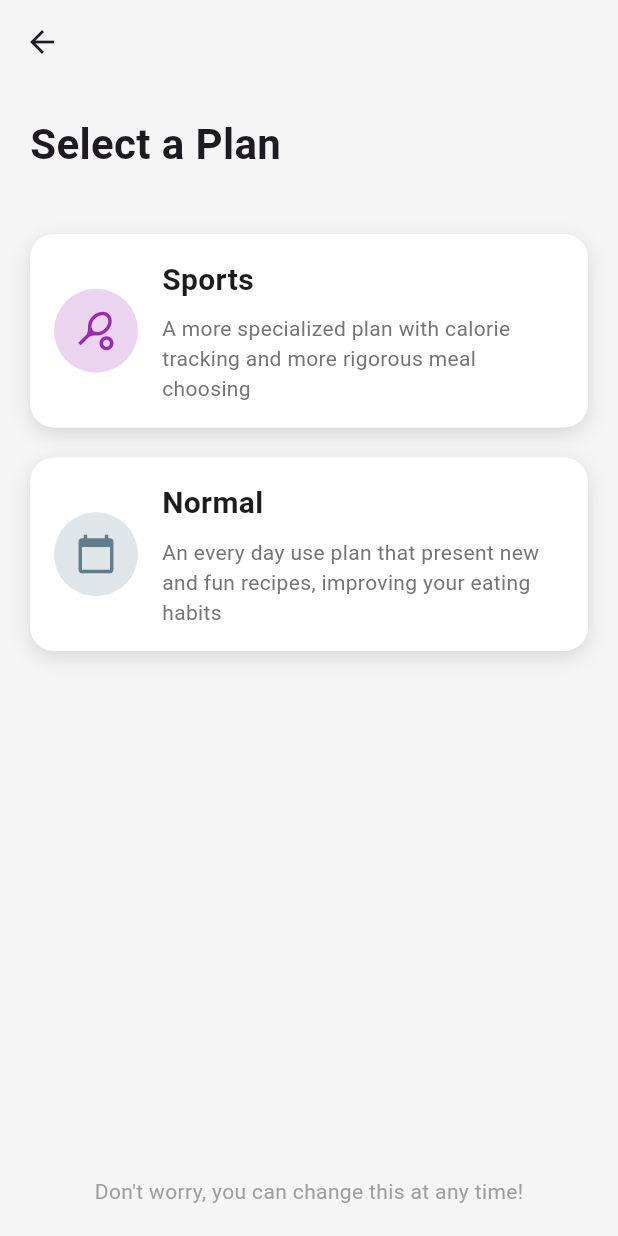
After one commit to DeKxus/ZipRecipes, a Flutter app: the SelectPlan screen opened directly, on a phone screen of 412 x 824 dp. The commit adds this screen. Run offline on Flutter 3.47's test engine with Material 3 defaults, Android fonts, the light colour scheme and no system bars; our stand-ins replace cloud_firestore, curved_navigation_bar, firebase_auth, firebase_core; accounts and stored records are empty; network calls fail.

Commit message:
16/11/2024 - select plan

```diff
--- a/zip_recipes_app/lib/auth/regist.dart
+++ b/zip_recipes_app/lib/auth/regist.dart
@@ -2,6 +2,7 @@ import 'package:flutter/material.dart';
 import 'package:firebase_auth/firebase_auth.dart';
 import 'package:cloud_firestore/cloud_firestore.dart';
 import 'package:zip_recipes_app/auth/login.dart';
+import 'package:zip_recipes_app/home/select_plan.dart';
 import 'package:zip_recipes_app/widgets/custom_pill_button.dart';
 import 'package:zip_recipes_app/widgets/custom_text_field.dart';
 
@@ -37,6 +38,11 @@ class _RegistPageState extends State<RegistPage> {
             _firstNameController.text.trim(),
             _lastNameController.text.trim(),
             _emailController.text.trim(),
+          );
+
+          Navigator.push(
+              context,
+              MaterialPageRoute(builder: (context) => const SelectPlan())
           );
         }
       } catch (e) {
--- a/zip_recipes_app/lib/home/favorites.dart
+++ b/zip_recipes_app/lib/home/favorites.dart
@@ -1,6 +1,4 @@
-import 'package:flutter/cupertino.dart';
 import 'package:flutter/material.dart';
-import 'package:flutter/widgets.dart';
 import 'package:zip_recipes_app/widgets/custom_favorite_element.dart';
 
 class FavoritesPage extends StatefulWidget {
@@ -18,7 +16,7 @@ class _FavoritesPageState extends State<FavoritesPage> {
     };
   });
   List<Map<String, String>> _filteredRecipes = [];
-  TextEditingController _searchController = TextEditingController();
+  final TextEditingController _searchController = TextEditingController();
 
   @override
   void initState() {
@@ -50,10 +48,10 @@ class _FavoritesPageState extends State<FavoritesPage> {
       body: Column(
         children: [
           // Page Title
-          Align(
+          const Align(
             alignment: Alignment.centerLeft,
             child: Padding(
-              padding: const EdgeInsets.only(left: 20.0, top: 50.0),
+              padding: EdgeInsets.only(left: 20.0, top: 50.0),
               child: Text(
                 'Favorite Recipes',
                 style: TextStyle(
@@ -72,7 +70,7 @@ class _FavoritesPageState extends State<FavoritesPage> {
               controller: _searchController,
               decoration: InputDecoration(
                 hintText: 'Search favorite recipes...',
-                prefixIcon: Icon(Icons.search),
+                prefixIcon: const Icon(Icons.search),
                 border: OutlineInputBorder(
                   borderRadius: BorderRadius.circular(8.0),
                   borderSide: BorderSide.none,
@@ -86,7 +84,7 @@ class _FavoritesPageState extends State<FavoritesPage> {
           // Spacer and list of favorite items
           Expanded(
             child: ListView.builder(
-              padding: EdgeInsets.all(8),
+              padding: const EdgeInsets.all(8),
               itemCount: _filteredRecipes.length,
               itemBuilder: (context, index) {
                 final recipe = _filteredRecipes[index];
--- /dev/null
+++ b/zip_recipes_app/lib/home/select_plan.dart
@@ -0,0 +1,71 @@
+import 'package:flutter/material.dart';
+
+import '../widgets/build_plan_option.dart';
+import '../widgets/plan_option.dart';
+
+class SelectPlan extends StatefulWidget {
+  const SelectPlan({super.key});
+
+  @override
+  State<SelectPlan> createState() => _SelectPlanState();
+}
+
+class _SelectPlanState extends State<SelectPlan> {
+  final List<PlanOption> planOptions = [
+    PlanOption(
+      title: 'Sports',
+      description:
+      'A more specialized plan with calorie tracking and more rigorous meal choosing',
+      icon: Icons.sports_tennis,
+      iconColor: Colors.purple,
+    ),
+    PlanOption(
+      title: 'Normal',
+      description:
+      'An every day use plan that present new and fun recipes, improving your eating habits',
+      icon: Icons.calendar_today,
+      iconColor: Colors.blueGrey,
+    ),
+  ];
+
+  @override
+  Widget build(BuildContext context) {
+    return Scaffold(
+      backgroundColor: Colors.grey[100],
+      appBar: AppBar(
+        backgroundColor: Colors.transparent,
+        elevation: 0,
+      ),
+      body: Padding(
+        padding: const EdgeInsets.all(20.0),
+        child: Column(
+          crossAxisAlignment: CrossAxisAlignment.start,
+          children: [
+            const Text(
+              'Select a Plan',
+              style: TextStyle(
+                fontSize: 28,
+                fontWeight: FontWeight.bold,
+              ),
+            ),
+            const SizedBox(height: 40),
+            ...planOptions.map((plan) => Padding(
+              padding: const EdgeInsets.only(bottom: 20.0),
+              child: PlanOptionCard(plan: plan),
+            )),
+            const Spacer(),
+            const Center(
+              child: Text(
+                'Don\'t worry, you can change this at any time!',
+                style: TextStyle(
+                  color: Colors.grey,
+                  fontSize: 14,
+                ),
+              ),
+            ),
+          ],
+        ),
+      ),
+    );
+  }
+}
--- /dev/null
+++ b/zip_recipes_app/lib/widgets/build_plan_option.dart
@@ -0,0 +1,65 @@
+import 'package:flutter/material.dart';
+import 'plan_option.dart';
+
+class PlanOptionCard extends StatelessWidget {
+  final PlanOption plan;
+
+  const PlanOptionCard({
+    super.key,
+    required this.plan,
+  });
+
+  @override
+  Widget build(BuildContext context) {
+    return Container(
+      padding: const EdgeInsets.all(16),
+      decoration: BoxDecoration(
+        color: Colors.white,
+        borderRadius: BorderRadius.circular(16),
+        boxShadow: const [
+          BoxShadow(
+            color: Colors.black12,
+            blurRadius: 10,
+            offset: Offset(0, 4),
+          ),
+        ],
+      ),
+      child: Row(
+        children: [
+          CircleAvatar(
+            backgroundColor: plan.iconColor.withOpacity(0.2),
+            radius: 28,
+            child: Icon(
+              plan.icon,
+              color: plan.iconColor,
+              size: 28,
+            ),
+          ),
+          const SizedBox(width: 16),
+          Expanded(
+            child: Column(
+              crossAxisAlignment: CrossAxisAlignment.start,
+              children: [
+                Text(
+                  plan.title,
+                  style: const TextStyle(
+                    fontSize: 20,
+                    fontWeight: FontWeight.bold,
+                  ),
+                ),
+                const SizedBox(height: 8),
+                Text(
+                  plan.description,
+                  style: TextStyle(
+                    fontSize: 14,
+                    color: Colors.grey[600],
+                  ),
+                ),
+              ],
+            ),
+          ),
+        ],
+      ),
+    );
+  }
+}
--- /dev/null
+++ b/zip_recipes_app/lib/widgets/plan_option.dart
@@ -0,0 +1,15 @@
+import 'package:flutter/material.dart';
+
+class PlanOption {
+  final String title;
+  final String description;
+  final IconData icon;
+  final Color iconColor;
+
+  PlanOption({
+    required this.title,
+    required this.description,
+    required this.icon,
+    required this.iconColor,
+  });
+}
```
